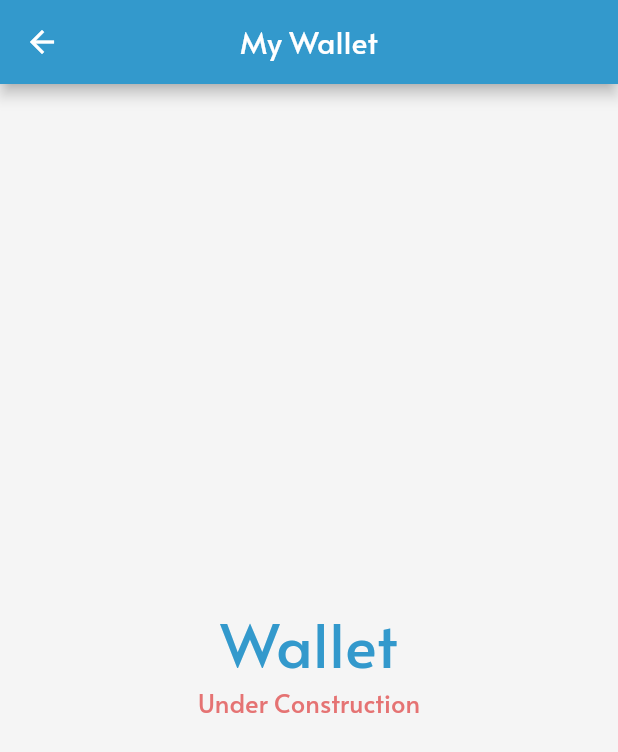
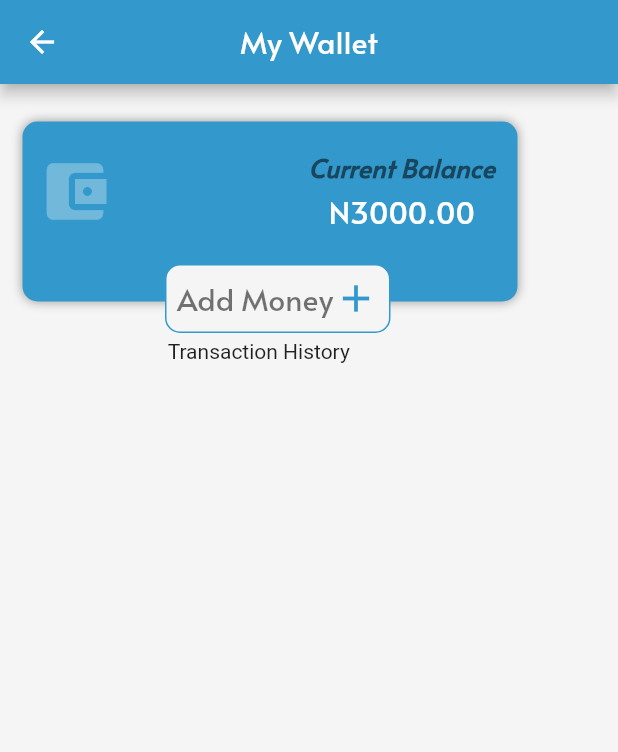
Before and after one commit to codeswot/FixR, a Flutter app: the MyWallet screen opened directly, on a phone screen of 412 x 824 dp. Shown: the top 752 px of the screen. Run offline on Flutter 3.47's test engine with Material 2 defaults, Android fonts, the phone set to English and light mode, and no system bars; our stand-ins replace font_awesome_flutter, google_maps_flutter, titled_navigation_bar.

Commit message:
just a commit

```diff
--- a/lib/comp/adds_card.dart
+++ b/lib/comp/adds_card.dart
@@ -76,7 +76,7 @@ class AddsCard extends StatelessWidget {
         image: DecorationImage(
           colorFilter: new ColorFilter.mode(
             Colors.black.withOpacity(0.6),
-            BlendMode.darken, //TODO:think of an awesome ovly
+            BlendMode.darken, //TODO:think of an awesome overly
           ),
           fit: BoxFit.cover,
           image: background,
--- a/lib/main.dart
+++ b/lib/main.dart
@@ -1,6 +1,7 @@
 import 'package:flutter/material.dart';
 import 'package:gyara_01/globals/const.dart';
 import 'package:gyara_01/screens/splash_screen.dart';
+
 void main() => runApp(MyApp());
 
 class MyApp extends StatelessWidget {
@@ -8,6 +9,7 @@ class MyApp extends StatelessWidget {
   @override
   Widget build(BuildContext context) {
     return MaterialApp(
+      debugShowCheckedModeBanner: false,
       title: 'Gyara',
       theme: ThemeData(
         scaffoldBackgroundColor: Colors.grey[100],
--- a/lib/screens/map_screen.dart
+++ /dev/null
@@ -1,32 +0,0 @@
-import 'package:flutter/material.dart';
-import 'package:google_maps_flutter/google_maps_flutter.dart';
-
-void main() => runApp(new MyApp());
-
-class MyApp extends StatelessWidget {
-  @override
-  Widget build(BuildContext context) {}
-}
-
-class MyMapScreen extends StatefulWidget {
-  MyMapScreen({Key key, this.title}) : super(key: key);
-  final String title;
-
-  @override
-  _MyMapScreenState createState() => new _MyMapScreenState();
-}
-
-class _MyMapScreenState extends State<MyMapScreen> {
-  @override
-  Widget build(BuildContext context) {
-    return Scaffold(
-      body: Stack(children: <Widget>[
-        GoogleMap(
-          initialCameraPosition: CameraPosition(
-            target: LatLng(37.4219999, -122.0862462),
-          ),
-        ),
-      ]),
-    );
-  }
-}
--- a/lib/screens/requesting_technician1.dart
+++ b/lib/screens/requesting_technician1.dart
@@ -270,7 +270,7 @@ class _Requesting1State extends State<Requesting1> {
                                           BorderRadius.circular(15.0)),
                                   contentPadding: EdgeInsets.all(15),
                                   content: new Text(
-                                    "Are you sure you want to cancel ?",
+                                    'Are you sure you want to cancel ?',
                                     textAlign: TextAlign.center,
                                     style: TextStyle(
                                         color: kPrimaryColor,
@@ -281,7 +281,7 @@ class _Requesting1State extends State<Requesting1> {
                                     // usually buttons at the bottom of the dialog
                                     new FlatButton(
                                       child: new Text(
-                                        "No",
+                                        'No',
                                         style: TextStyle(
                                           color: kPrimaryColor,
                                           fontFamily: 'Alata',
@@ -295,7 +295,7 @@ class _Requesting1State extends State<Requesting1> {
                                     ),
                                     new FlatButton(
                                       child: new Text(
-                                        "Yes",
+                                        'Yes',
                                         style: TextStyle(
                                           color: kSecondaryColor2,
                                           fontFamily: 'Alata',
@@ -365,7 +365,7 @@ class _Requesting1State extends State<Requesting1> {
     // Get the current time
     var now = DateTime.now();
     // Get a 1-minute interval
-    var twoHours = now.add(Duration(seconds: 60)).difference(now);
+    var twoHours = now.add(Duration(seconds: 10)).difference(now);
     // Get the total number of seconds, 1 minutes for 120 seconds
     seconds = twoHours.inSeconds;
   }
@@ -381,6 +381,7 @@ class _Requesting1State extends State<Requesting1> {
       });
       if (seconds == 0) {
         // Countdown seconds 0, cancel timer
+        //TODO: if timer = 0; rebuild timer as arrived!
         setState(() {
           Navigator.push(
             context,
--- a/lib/screens/technician_screen.dart
+++ b/lib/screens/technician_screen.dart
@@ -29,7 +29,10 @@ class _TechScreenState extends State<TechScreen> {
                 isavailable: Text(
                   'Available',
                   style: TextStyle(
-                      color: kPrimaryColor, fontFamily: 'Alata', fontSize: 12),
+                    color: kPrimaryColor,
+                    fontFamily: 'Alata',
+                    fontSize: 12,
+                  ),
                 ),
                 profilPic: AssetImage('images/mech5.jpg'),
                 technicianName: 'Musa Z. Usman',
--- a/lib/screens/wallet.dart
+++ b/lib/screens/wallet.dart
@@ -18,28 +18,119 @@ class _MyWalletState extends State<MyWallet> {
         centerTitle: true,
       ),
       body: SafeArea(
-        child: Center(
+        child: Column(
+          children: <Widget>[
+            Stack(
+              children: <Widget>[
+                Container(
+                  decoration: BoxDecoration(
+//        border: Border.all(color: Colors.green),
+
+                    boxShadow: [
+                      BoxShadow(
+                        color: kSecondaryShadowColor,
+                        blurRadius: 5.0,
+                      ),
+                    ],
+                    borderRadius: BorderRadius.circular(10.0),
+                    color: kPrimaryColor,
+                  ),
+                  margin: EdgeInsets.fromLTRB(15, 25, 0, 25),
+                  padding:
+                      EdgeInsets.only(left: 10, right: 15, top: 3, bottom: 30),
+                  width: 330,
+                  height: 120,
                   child: Column(
                     mainAxisAlignment: MainAxisAlignment.center,
                     children: <Widget>[
-              Text(
-                'Wallet',
-                style: TextStyle(
-                  fontSize: kScreenTitle,
-                  color: kPrimaryColor,
-                  fontFamily: 'Alata',
+                      Row(
+                        mainAxisAlignment: MainAxisAlignment.spaceBetween,
+                        children: <Widget>[
+                          Column(
+                            mainAxisAlignment: MainAxisAlignment.center,
+                            children: <Widget>[
+                              InkWell(
+                                onTap: () {},
+                                child: Icon(
+                                  Icons.account_balance_wallet,
+                                  size: 50,
+                                  color: kSecondaryColor3,
                                 ),
                               ),
+                            ],
+                          ),
+                          Column(
+                            mainAxisAlignment: MainAxisAlignment.center,
+                            children: <Widget>[
                               Text(
-                'Under Construction',
+                                'Current Balance',
                                 style: TextStyle(
+                                  fontWeight: FontWeight.bold,
+                                  fontStyle: FontStyle.italic,
+                                  fontFamily: 'Alata',
+                                  color: kPrimaryColor2,
                                   fontSize: 17,
-                  color: kSecondaryColor2,
+                                ),
+                              ),
+                              SizedBox(
+                                height: 5,
+                              ),
+                              Text(
+                                'N3000.00',
+                                style: TextStyle(
+                                  fontSize: 20,
+                                  color: kSecondaryColor,
                                   fontFamily: 'Alata',
                                 ),
                               ),
                             ],
                           ),
+                        ],
+                      ),
+                    ],
+                  ),
+                ),
+                Positioned(
+                  top: 120,
+                  left: 110,
+                  child: Container(
+                    decoration: BoxDecoration(
+                      border: Border.all(
+                        color: kPrimaryColor, //
+                        width: 1.0,
+                      ),
+                      borderRadius: BorderRadius.circular(10.0),
+                      color: Colors.grey[100],
+                    ),
+                    padding: EdgeInsets.all(7),
+                    child: Row(
+                      mainAxisAlignment: MainAxisAlignment.spaceEvenly,
+                      children: <Widget>[
+                        Text(
+                          'Add Money',
+                          style: TextStyle(
+                            fontSize: 20,
+                            color: kPrimaryColor2,
+                            fontFamily: 'Alata',
+                          ),
+                        ),
+                        Icon(
+                          Icons.add,
+                          color: kPrimaryColor,
+                          size: 30,
+                        ),
+                      ],
+                    ),
+                  ),
+                )
+              ],
+            ),
+            Column(
+              children: <Widget>[
+                Text('Transaction History'),
+              ],
+            ),
+          ],
         ),
       ),
     );
```
Also changed, not shown: lib/globals/arrived.dart (+5 -2 lines). Lines whose indentation alone changed are shown as unchanged.
